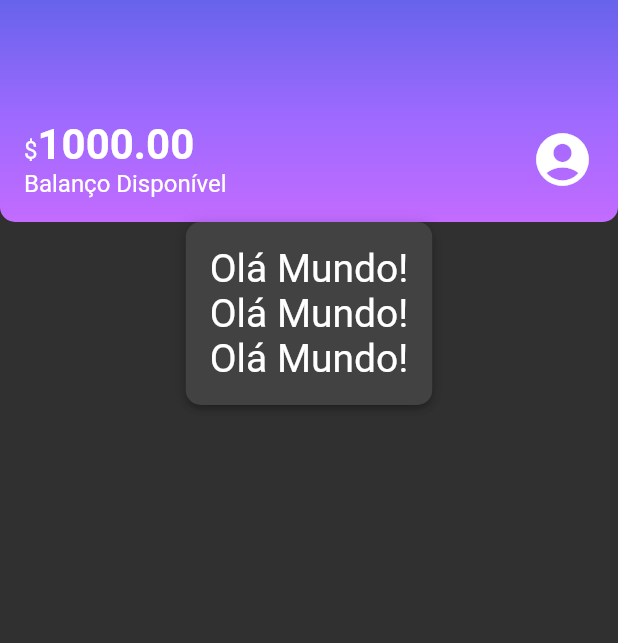
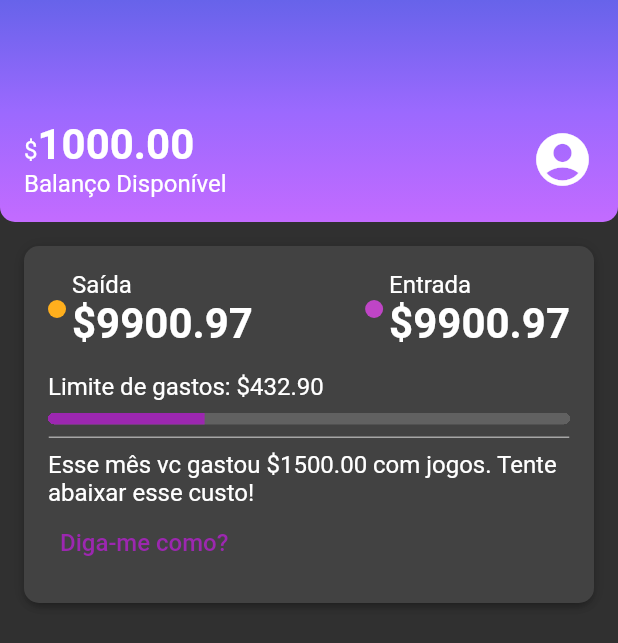
Before and after one commit to renatorv/alubank, a Flutter app: the screen it shows after launch, on a phone screen of 412 x 824 dp. Shown: the top 643 px of the screen. Run offline on Flutter 3.47's test engine with Material 2 defaults, Android fonts, the phone set to English and light mode, and no system bars.

Commit message:
Secao 5 finalizada.

```diff
--- /dev/null
+++ b/lib/components/color_dot.dart
@@ -0,0 +1,19 @@
+import 'package:flutter/material.dart';
+
+class ColorDot extends StatelessWidget {
+  final Color? color;
+
+  const ColorDot({Key? key, required this.color}) : super(key: key);
+
+  @override
+  Widget build(BuildContext context) {
+    return Container(
+      width: 12,
+      height: 12,
+      decoration: BoxDecoration(
+        color: color,
+        borderRadius: BorderRadius.circular(12),
+      ),
+    );
+  }
+}
--- /dev/null
+++ b/lib/components/content_division.dart
@@ -0,0 +1,16 @@
+import 'package:alubank/themes/theme_colors.dart';
+import 'package:flutter/material.dart';
+
+class ContentDivision extends StatelessWidget {
+  const ContentDivision({Key? key}) : super(key: key);
+
+  @override
+  Widget build(BuildContext context) {
+    return Container(
+      height: 1,
+      decoration: BoxDecoration(
+        border: Border.all(color: ThemeColors.division),
+      ),
+    );
+  }
+}
--- /dev/null
+++ b/lib/components/sections/recent_activity.dart
@@ -0,0 +1,89 @@
+import 'package:alubank/components/box_card.dart';
+import 'package:alubank/components/color_dot.dart';
+import 'package:alubank/components/content_division.dart';
+import 'package:alubank/themes/theme_colors.dart';
+import 'package:flutter/material.dart';
+
+class RecentActivity extends StatelessWidget {
+  const RecentActivity({Key? key}) : super(key: key);
+
+  @override
+  Widget build(BuildContext context) {
+    return const Padding(
+      padding: EdgeInsets.all(16),
+      child: BoxCard(boxContent: _RecentActivityContet()),
+    );
+  }
+}
+
+class _RecentActivityContet extends StatelessWidget {
+  const _RecentActivityContet();
+
+  @override
+  Widget build(BuildContext context) {
+    return Column(
+      crossAxisAlignment: CrossAxisAlignment.start,
+      children: [
+        Row(
+          mainAxisAlignment: MainAxisAlignment.spaceBetween,
+          children: [
+            Row(
+              children: [
+                Padding(
+                  padding: const EdgeInsets.only(right: 4),
+                  child: ColorDot(color: ThemeColors.recentActivity['spent']),
+                ),
+                Column(
+                  crossAxisAlignment: CrossAxisAlignment.start,
+                  children: [
+                    const Text('Saída'),
+                    Text('\$9900.97', style: Theme.of(context).textTheme.bodyLarge),
+                  ],
+                ),
+              ],
+            ),
+            //
+            Row(
+              children: [
+                Padding(
+                  padding: const EdgeInsets.only(right: 4),
+                  child: ColorDot(color: ThemeColors.recentActivity['income']),
+                ),
+                Column(
+                  crossAxisAlignment: CrossAxisAlignment.start,
+                  children: [
+                    const Text('Entrada'),
+                    Text('\$9900.97', style: Theme.of(context).textTheme.bodyLarge),
+                  ],
+                ),
+              ],
+            ),
+          ],
+        ),
+        const Padding(
+          padding: EdgeInsets.only(top: 16, bottom: 8),
+          child: Text('Limite de gastos: \$432.90'),
+        ),
+        Container(
+          clipBehavior: Clip.hardEdge,
+          decoration: BoxDecoration(
+            borderRadius: BorderRadius.circular(5),
+          ),
+          child: const LinearProgressIndicator(value: .3, minHeight: 8),
+        ),
+        const Padding(
+          padding: EdgeInsets.only(top: 8, bottom: 8),
+          child: ContentDivision(),
+        ),
+        const Text('Esse mês vc gastou \$1500.00 com jogos. Tente abaixar esse custo!'),
+        TextButton(
+          onPressed: () {},
+          child: const Text(
+            'Diga-me como?',
+            style: TextStyle(fontSize: 16),
+          ),
+        ),
+      ],
+    );
+  }
+}
--- a/lib/screens/home.dart
+++ b/lib/screens/home.dart
@@ -1,5 +1,5 @@
-import 'package:alubank/components/box_card.dart';
 import 'package:alubank/components/sections/header.dart';
+import 'package:alubank/components/sections/recent_activity.dart';
 import 'package:flutter/material.dart';
 
 class Home extends StatelessWidget {
@@ -8,19 +8,13 @@ class Home extends StatelessWidget {
   @override
   Widget build(BuildContext context) {
     return Scaffold(
-      body: Column(
-        children: <Widget>[
-          const Header(),
-          BoxCard(
-            boxContent: Column(
-              children: const [
-                Text('Olá Mundo!', style: TextStyle(fontSize: 26)),
-                Text('Olá Mundo!', style: TextStyle(fontSize: 26)),
-                Text('Olá Mundo!', style: TextStyle(fontSize: 26)),
-              ],
-            ),
-          ),
-        ],
+      body: SingleChildScrollView(
+        child: Column(
+          children: const <Widget>[
+            Header(),
+            RecentActivity(),
+          ],
+        ),
       ),
     );
   }
--- a/lib/themes/theme_colors.dart
+++ b/lib/themes/theme_colors.dart
@@ -7,4 +7,11 @@ class ThemeColors {
     Color.fromRGBO(155, 105, 254, 1),
     Color.fromRGBO(195, 107, 255, 1),
   ];
+
+  static const recentActivity = {
+    'spent': Color.fromRGBO(255, 175, 29, 1),
+    'income': Color.fromRGBO(191, 69, 198, 1),
+  };
+
+  static const division = Color.fromRGBO(166, 166, 166, 1);
 }
```
